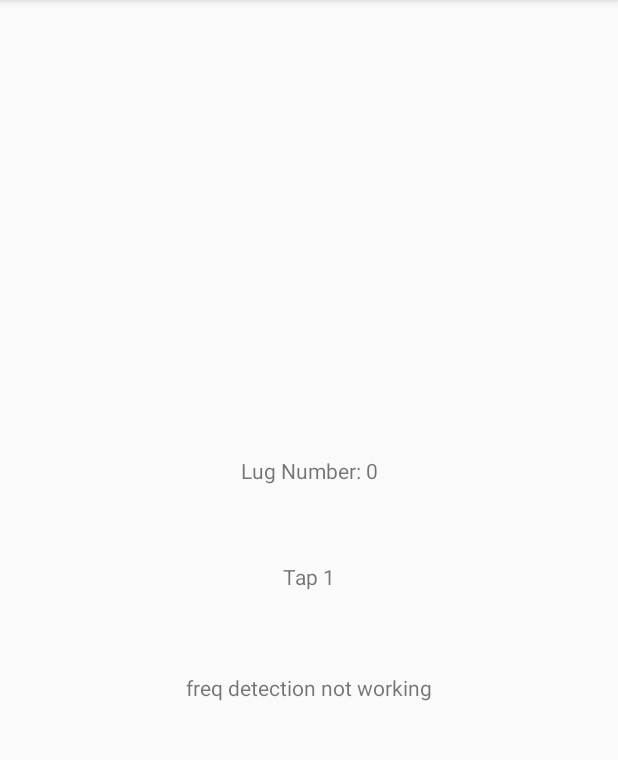
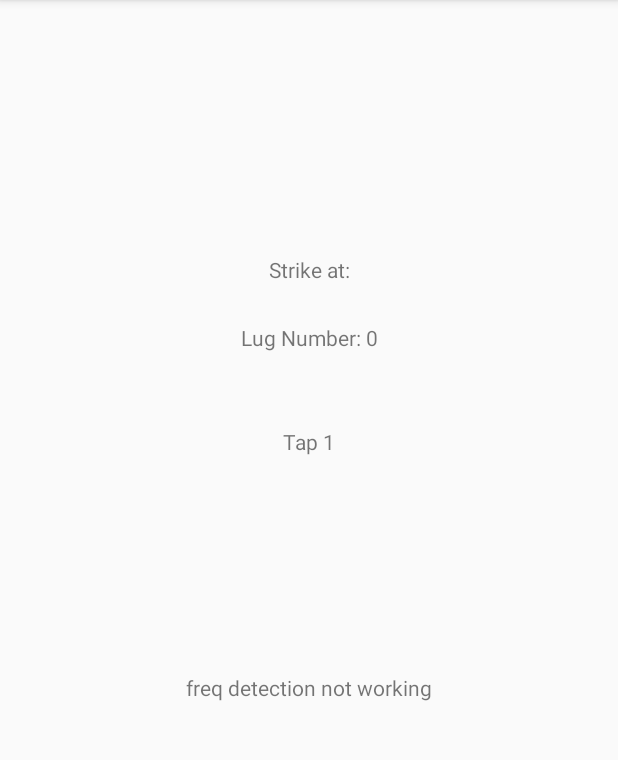
Before and after one commit to WilliamLuders/SampleTest, an Android app: the screen it shows after launch (MainActivity), on a phone screen of 412 x 824 dp, the part 84-844 px from its top. Run offline under Robolectric (Android 15) with nearby library versions, the phone set to English and light mode, and no system bars; 4 statements that could not run were skipped.

Commit message:
Recording after drum strikes working

```diff
--- a/app/src/main/java/com/example/william/sampletest/MainActivity.kt
+++ b/app/src/main/java/com/example/william/sampletest/MainActivity.kt
@@ -22,9 +22,10 @@ import be.tarsos.dsp.pitch.PitchDetectionHandler
 import be.tarsos.dsp.pitch.PitchDetectionResult
 import be.tarsos.dsp.pitch.PitchProcessor
 
-
 import java.io.FileNotFoundException
 import java.io.RandomAccessFile
+import java.io.File
+import java.lang.Thread.sleep
 
 class MainActivity : AppCompatActivity() {
 
@@ -41,8 +42,9 @@ class MainActivity : AppCompatActivity() {
 
     private lateinit var sampleFile:RandomAccessFile
     private var lugNumber = 0
-    private final val listenDuration = 2000
-
+    private var numLugs = 8
+    private final val listenDuration = 2000L
+    private lateinit var sampleDirStr:String
     //Tarsos listening objects
     private lateinit var listener:AudioDispatcher
     private lateinit var drumDetector:PercussionOnsetDetector
@@ -58,6 +60,13 @@ class MainActivity : AppCompatActivity() {
         super.onCreate(savedInstanceState)
         setContentView(R.layout.activity_main)
 
+        requestAudioPermissions()
+
+
+        sampleDirStr = cacheDir.path+"/samples"
+        refreshSampleDir()
+
+
         nameText = findViewById(R.id.temp_name)
         nameText.text = "Tap 1"
         lugNumberText = findViewById(R.id.lugNum)
@@ -69,16 +78,12 @@ class MainActivity : AppCompatActivity() {
         val session = Tuning()
         val sampler = DrumSampler()
 
-        requestAudioPermissions()
-
-        //Tarsos listening objects
         setupTarsos(lugNumber)
 
         audioThread =  Thread(listener, "Drum Listener")
         audioThread.start()
 
         //await drum strike, capture and pass to drumSampler?
-
 
         //get result, strike again if necessary
 
@@ -98,22 +103,39 @@ class MainActivity : AppCompatActivity() {
 
     }
 
+    private fun refreshSampleDir() {
+
+
+        if(!File(sampleDirStr).exists()) {
+            File(sampleDirStr).mkdir()
+        }
+
+        //delete contents of folder
+        val contents = File(sampleDirStr).listFiles()
+        if (contents != null) {
+            for (f in contents!!) {
+                f.delete()
+            }
+        }
+    }
 
 
     fun drumStrikeDetected(time: Double) {
-        //TODO latch drum strike and start listening.
+        //latch drum strike and start listening.
+        listener.removeAudioProcessor(drumDetector)
+        listener.addAudioProcessor(writer)
+
         nameText.text = String.format("Drum Onset time: %f.3",time)
         lugNumber++
         lugNumberText.text = String.format("Lug Number: %d",lugNumber)
-
-    }
-    fun frequencyDetected(frequency: Float, isPitched: Boolean) {
-//        val frequencyDouble = frequency.toDouble()
-        if(frequency!=-1.0f) {
-            val myString = "Frequency: $frequency"
-            frequencyText.text = myString //"Frequency:" +frequency.toString()
+        sleep(listenDuration)
+        writer.processingFinished()
+        listener.removeAudioProcessor(writer)
+        if(lugNumber<numLugs) {
+            listener.addAudioProcessor(drumDetector)
         }
-//        audioThread.
+        frequencyText.text = File(sampleDirStr).list()[lugNumber-1].toString()
+        setupTarsos(lugNumber)
     }
 
     fun setupTarsos(lugNumber:Int){
@@ -123,53 +145,38 @@ class MainActivity : AppCompatActivity() {
         val threshold = 10.0
         val sensitivity = 50.0
 
-//        drumHandler = OnsetHandler {time, salience ->
-//            runOnUiThread {
-//                drumStrikeDetected(time)
-//            }
-//        }
-
-        drumDetector = PercussionOnsetDetector(
-            sampleRateF,
-            audioBufferSize,
+        drumDetector = PercussionOnsetDetector(sampleRateF, audioBufferSize,
             OnsetHandler { time, salience -> runOnUiThread { drumStrikeDetected(time) } },
-            sensitivity,
-            threshold
+            sensitivity,threshold
         )
 
-//        pdh = PitchDetectionHandler(){
-//            result, audioEvent ->
-//            var pitchInHz = result.pitch
-//            runOnUiThread {
-//                frequencyDetected(pitchInHz)
+//        pitchProc = PitchProcessor(
+//            PitchProcessor.PitchEstimationAlgorithm.FFT_PITCH,
+//            sampleRateF,
+//            audioBufferSize,
+//            PitchDetectionHandler { res, e ->
+//                runOnUiThread { frequencyDetected(res.pitch)}//, res.isPitched) }
 //            }
-//        }
-
-        pitchProc = PitchProcessor(
-            PitchProcessor.PitchEstimationAlgorithm.FFT_PITCH,
-            sampleRateF,
-            audioBufferSize,
-            PitchDetectionHandler { res, e ->
-                runOnUiThread { frequencyDetected(res.pitch, res.isPitched) }
-            }
-        )
+//        )
 
 
-//        try {
-//            sampleFile = RandomAccessFile(cacheDir.path+String.format("/lug%d.wav",lugNumber), "rw")
-//            outputFormat = TarsosDSPAudioFormat(sampleRateF,16,1,true,false)
-//            writer = WriterProcessor(outputFormat,sampleFile)
+        var audioFileStr = sampleDirStr+String.format("/lug%d.wav",lugNumber)
+        //  try {
+
+            if(File(audioFileStr).exists()) {
+                File(audioFileStr).delete()
+            }
+
+            sampleFile = RandomAccessFile(audioFileStr, "rw")
+            outputFormat = TarsosDSPAudioFormat(sampleRateF,16,1,false,false)
+            writer = WriterProcessor(outputFormat,sampleFile)
 //        } catch(e:FileNotFoundException){
 //            e.printStackTrace()
 //        }
 
-
         //start listening
-        listener.addAudioProcessor(pitchProc)
         listener.addAudioProcessor(drumDetector)
 
-
-//        listener.run()
     }
 
 
@@ -213,4 +220,9 @@ class MainActivity : AppCompatActivity() {
 
         }
     }
+    private fun processFiles(){
+
+
+    }
+
 }
--- a/app/src/main/res/layout/activity_main.xml
+++ b/app/src/main/res/layout/activity_main.xml
@@ -11,20 +11,29 @@
             android:id="@+id/temp_name"
             android:layout_width="wrap_content"
             android:layout_height="wrap_content"
-            android:text="Hello World!"
+            android:text="Awaiting drum strike"
             app:layout_constraintBottom_toBottomOf="parent"
             app:layout_constraintLeft_toLeftOf="parent"
             app:layout_constraintRight_toRightOf="parent"
-            app:layout_constraintTop_toTopOf="parent"/>
+            app:layout_constraintTop_toTopOf="parent" app:layout_constraintVertical_bias="0.38"/>
     <TextView
             android:id="@+id/lugNum"
             android:layout_width="wrap_content"
             android:layout_height="wrap_content"
-            android:text="Hello World!"
+            android:text="Lug 1"
             app:layout_constraintBottom_toBottomOf="parent"
             app:layout_constraintLeft_toLeftOf="parent"
             app:layout_constraintRight_toRightOf="parent"
-            app:layout_constraintTop_toTopOf="parent" app:layout_constraintVertical_bias="0.406"/>
+            app:layout_constraintTop_toTopOf="parent" app:layout_constraintVertical_bias="0.288"/>
+    <TextView
+            android:id="@+id/instruction"
+            android:layout_width="wrap_content"
+            android:layout_height="wrap_content"
+            android:text="Strike at:"
+            app:layout_constraintBottom_toBottomOf="parent"
+            app:layout_constraintLeft_toLeftOf="parent"
+            app:layout_constraintRight_toRightOf="parent"
+            app:layout_constraintTop_toTopOf="parent" app:layout_constraintVertical_bias="0.227"/>
     <TextView
             android:id="@+id/frequency"
             android:layout_width="wrap_content"
```
